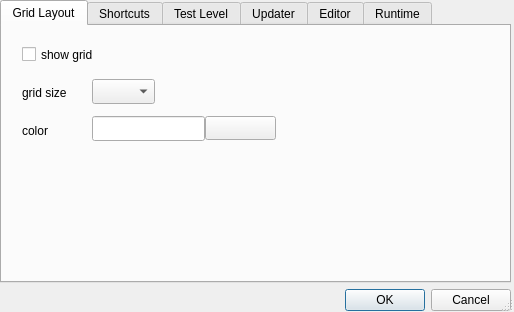
Before: the Qt Designer form src/lgck-builder/DlgAppSettings.ui in cfrankb/lgck-src, drawn with Qt 5.
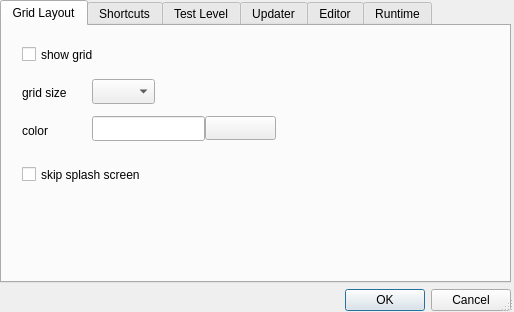
After: the same form once the commit is applied. The open tabs and pages were chosen to show the change.

Commit message: skip splash becomes a settings

Diff of the .ui file:
```diff
--- a/src/lgck-builder/DlgAppSettings.ui
+++ b/src/lgck-builder/DlgAppSettings.ui
@@ -147,6 +147,19 @@
          <string/>
         </property>
        </widget>
+       <widget class="QCheckBox" name="cSkipSplashScreen">
+        <property name="geometry">
+         <rect>
+          <x>20</x>
+          <y>140</y>
+          <width>151</width>
+          <height>17</height>
+         </rect>
+        </property>
+        <property name="text">
+         <string>skip splash screen</string>
+        </property>
+       </widget>
       </widget>
       <widget class="QWidget" name="tab_2">
        <attribute name="title">
```
Left out of the diff: 2 changed lines with no effect on the pictures. The commit also changes 4 other files.
